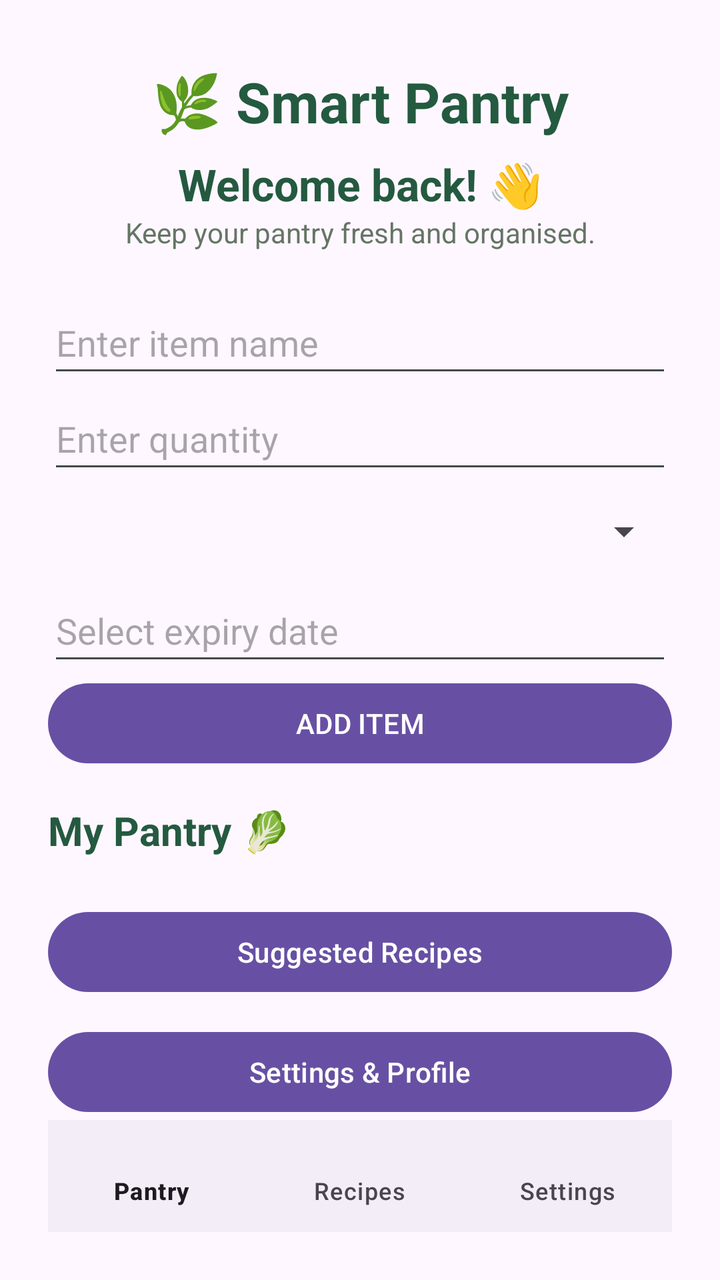
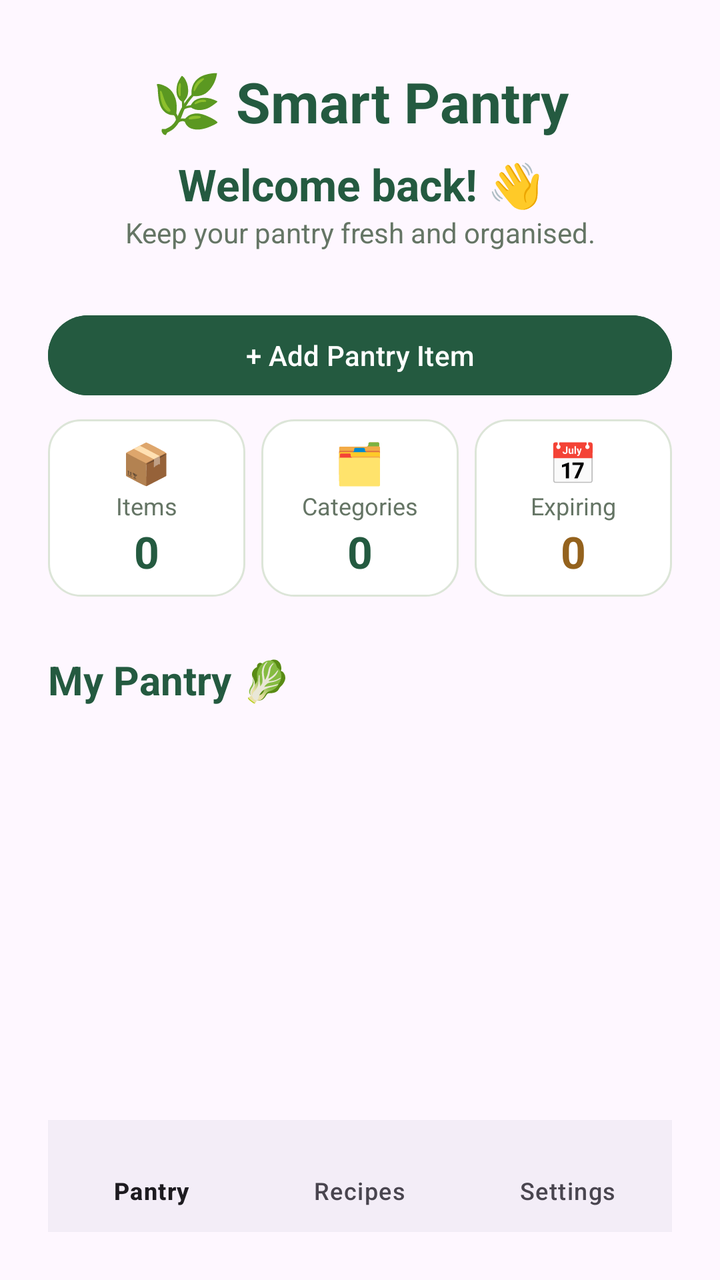

Two renders of the same Android screen: before a commit and after it. Below are the layout's source before the change and the commit's diff.
<!-- AndroidManifest.xml: application theme Theme.SmartPantryManager -->
<!-- res/layout/activity_main.xml -->
<?xml version="1.0" encoding="utf-8"?>
<LinearLayout xmlns:android="http://schemas.android.com/apk/res/android"
    xmlns:app="http://schemas.android.com/apk/res-auto"
    xmlns:tools="http://schemas.android.com/tools"
    android:id="@+id/main"
    android:padding="24dp"
    android:orientation="vertical"
    android:layout_width="match_parent"
    android:layout_height="match_parent"
    tools:context=".MainActivity">


    
    <TextView
        android:layout_width="match_parent"
        android:layout_height="wrap_content"
        android:text="🌿 Smart Pantry"
        android:textSize="28sp"
        android:textStyle="bold"
        android:gravity="center"
        android:textColor="#245A40"
        android:layout_marginTop="8dp"
        android:layout_marginBottom="8dp" />

    
    <TextView
        android:layout_width="match_parent"
        android:layout_height="wrap_content"
        android:text="Welcome back! 👋"
        android:textSize="22sp"
        android:textStyle="bold"
        android:gravity="center"
        android:textColor="#245A40" />

    
    <TextView
        android:layout_width="match_parent"
        android:layout_height="wrap_content"
        android:text="Keep your pantry fresh and organised."
        android:textSize="14sp"
        android:gravity="center"
        android:textColor="#657565"
        android:layout_marginBottom="20dp" />


    <EditText
        android:id="@+id/editTextItemName"
        android:layout_width="match_parent"
        android:layout_height="wrap_content"
        android:hint="Enter item name"
        android:minHeight="48dp"
        android:inputType="text"
        />

    <EditText
        android:id="@+id/editTextQuantity"
        android:layout_width="match_parent"
        android:layout_height="wrap_content"
        android:minHeight="48dp"
        android:hint="Enter quantity"
        android:inputType="number" />

    <Spinner
        android:id="@+id/spinnerCategory"
        android:layout_width="match_parent"
        android:layout_height="wrap_content"
        android:minHeight="48dp"
        />

    <EditText
        android:id="@+id/editTextExpiryDate"
        android:layout_width="match_parent"
        android:layout_height="wrap_content"
        android:hint="Select expiry date"
        android:minHeight="48dp"
        android:focusable="false"
        android:clickable="true" />

    <Button
        android:id="@+id/btnAddItem"
        android:layout_width="match_parent"
        android:layout_height="wrap_content"
        android:text="ADD ITEM" />


    <TextView
        android:layout_width="match_parent"
        android:layout_height="wrap_content"
        android:text="My Pantry 🥬"
        android:textSize="20sp"
        android:textStyle="bold"
        android:textColor="#245A40"
        android:layout_marginTop="16dp"
        android:layout_marginBottom="4dp" />

    <ListView
        android:id="@+id/listViewPantry"
        android:layout_width="match_parent"
        android:layout_height="0dp"
        android:layout_weight="1"
        android:layout_marginTop="4dp" />


    <Button
        android:id="@+id/btnSuggestedRecipes"
        android:layout_width="match_parent"
        android:layout_height="wrap_content"
        android:text="Suggested Recipes"
        android:layout_marginTop="12dp" />

    <Button
        android:id="@+id/btnSettings"
        android:layout_width="match_parent"
        android:layout_height="wrap_content"
        android:minHeight="48dp"
        android:text="Settings &amp; Profile"
        android:layout_marginTop="12dp" />

    <com.google.android.material.bottomnavigation.BottomNavigationView
        android:id="@+id/bottomNavigation"
        android:layout_width="match_parent"
        android:layout_height="wrap_content"
        android:minHeight="56dp"
        app:menu="@menu/bottom_nav_menu" />

</LinearLayout>
<!-- resources referenced by this layout -->
<resources>
  <style name="Theme.SmartPantryManager" parent="Base.Theme.SmartPantryManager" />
  <style name="Base.Theme.SmartPantryManager" parent="Theme.Material3.DayNight.NoActionBar">
          
          
      </style>
</resources>

<!-- the commit's change to res/layout/activity_main.xml (unified diff, before → after) -->
@@ -22,6 +22,9 @@
         android:layout_marginTop="8dp"
         android:layout_marginBottom="8dp" />
 
+
+
+
     
     <TextView
         android:layout_width="match_parent"
@@ -43,44 +46,135 @@
         android:layout_marginBottom="20dp" />
 
 
-    <EditText
-        android:id="@+id/editTextItemName"
-        android:layout_width="match_parent"
-        android:layout_height="wrap_content"
-        android:hint="Enter item name"
-        android:minHeight="48dp"
-        android:inputType="text"
-        />
-
-    <EditText
-        android:id="@+id/editTextQuantity"
-        android:layout_width="match_parent"
-        android:layout_height="wrap_content"
-        android:minHeight="48dp"
-        android:hint="Enter quantity"
-        android:inputType="number" />
-
-    <Spinner
-        android:id="@+id/spinnerCategory"
-        android:layout_width="match_parent"
-        android:layout_height="wrap_content"
-        android:minHeight="48dp"
-        />
-
-    <EditText
-        android:id="@+id/editTextExpiryDate"
-        android:layout_width="match_parent"
-        android:layout_height="wrap_content"
-        android:hint="Select expiry date"
-        android:minHeight="48dp"
-        android:focusable="false"
-        android:clickable="true" />
-
     <Button
         android:id="@+id/btnAddItem"
         android:layout_width="match_parent"
         android:layout_height="wrap_content"
-        android:text="ADD ITEM" />
+        android:minHeight="48dp"
+        android:text="+ Add Pantry Item"
+        android:textAllCaps="false"
+        android:textColor="#FFFFFF"
+        android:backgroundTint="#245A40"
+        android:layout_marginTop="8dp"
+        android:layout_marginBottom="8dp" />
+
+
+
+    
+    <LinearLayout
+        android:layout_width="match_parent"
+        android:layout_height="wrap_content"
+        android:orientation="horizontal"
+        android:layout_marginBottom="12dp"
+        android:weightSum="3">
+
+        
+        <LinearLayout
+            android:layout_width="0dp"
+            android:layout_height="wrap_content"
+            android:layout_weight="1"
+            android:layout_marginEnd="4dp"
+            android:orientation="vertical"
+            android:gravity="center"
+            android:padding="8dp"
+            android:background="@drawable/pantry_item_card">
+
+            <TextView
+                android:layout_width="wrap_content"
+                android:layout_height="wrap_content"
+                android:text="📦"
+                android:textSize="20sp" />
+
+            <TextView
+                android:layout_width="wrap_content"
+                android:layout_height="wrap_content"
+                android:text="Items"
+                android:textSize="12sp"
+                android:textColor="#657565" />
+
+            <TextView
+                android:id="@+id/txtTotalItems"
+                android:layout_width="wrap_content"
+                android:layout_height="wrap_content"
+                android:text="0"
+                android:textSize="22sp"
+                android:textStyle="bold"
+                android:textColor="#245A40" />
+        </LinearLayout>
+
+
+
+        
+        <LinearLayout
+            android:layout_width="0dp"
+            android:layout_height="wrap_content"
+            android:layout_weight="1"
+            android:layout_marginStart="4dp"
+            android:layout_marginEnd="4dp"
+            android:orientation="vertical"
+            android:gravity="center"
+            android:padding="8dp"
+            android:background="@drawable/pantry_item_card">
+
+            <TextView
+                android:layout_width="wrap_content"
+                android:layout_height="wrap_content"
+                android:text="🗂️"
+                android:textSize="20sp" />
+
+            <TextView
+                android:layout_width="wrap_content"
+                android:layout_height="wrap_content"
+                android:text="Categories"
+                android:textSize="12sp"
+                android:textColor="#657565" />
+
+            <TextView
+                android:id="@+id/txtTotalCategories"
+                android:layout_width="wrap_content"
+                android:layout_height="wrap_content"
+                android:text="0"
+                android:textSize="22sp"
+                android:textStyle="bold"
+                android:textColor="#245A40" />
+        </LinearLayout>
+
+        
+        <LinearLayout
+            android:layout_width="0dp"
+            android:layout_height="wrap_content"
+            android:layout_weight="1"
+            android:layout_marginStart="4dp"
+            android:orientation="vertical"
+            android:gravity="center"
+            android:padding="8dp"
+            android:background="@drawable/pantry_item_card">
+
+            <TextView
+                android:layout_width="wrap_content"
+                android:layout_height="wrap_content"
+                android:text="📅"
+                android:textSize="20sp" />
+
+            <TextView
+                android:layout_width="wrap_content"
+                android:layout_height="wrap_content"
+                android:text="Expiring"
+                android:textSize="12sp"
+                android:textColor="#657565" />
+
+            <TextView
+                android:id="@+id/txtExpiringSoon"
+                android:layout_width="wrap_content"
+                android:layout_height="wrap_content"
+                android:text="0"
+                android:textSize="22sp"
+                android:textStyle="bold"
+                android:textColor="#94621D" />
+        </LinearLayout>
+
+    </LinearLayout>
+
 
 
     <TextView
@@ -101,20 +195,6 @@
         android:layout_marginTop="4dp" />
 
 
-    <Button
-        android:id="@+id/btnSuggestedRecipes"
-        android:layout_width="match_parent"
-        android:layout_height="wrap_content"
-        android:text="Suggested Recipes"
-        android:layout_marginTop="12dp" />
-
-    <Button
-        android:id="@+id/btnSettings"
-        android:layout_width="match_parent"
-        android:layout_height="wrap_content"
-        android:minHeight="48dp"
-        android:text="Settings &amp; Profile"
-        android:layout_marginTop="12dp" />
 
     <com.google.android.material.bottomnavigation.BottomNavigationView
         android:id="@+id/bottomNavigation"
<!-- resource entries referenced after the edit -->
@@ -1,5 +1,19 @@
 <!-- resources referenced by this layout -->
 <resources>
+  <!-- drawable pantry_item_card (drawable) -->
+  <?xml version="1.0" encoding="utf-8"?>
+  <shape xmlns:android="http://schemas.android.com/apk/res/android"
+      android:shape="rectangle">
+  
+      <solid android:color="#FFFFFF" />
+  
+      <corners android:radius="16dp" />
+  
+      <stroke
+          android:width="1dp"
+          android:color="#DCE5D8" />
+  
+  </shape>
   <style name="Theme.SmartPantryManager" parent="Base.Theme.SmartPantryManager" />
   <style name="Base.Theme.SmartPantryManager" parent="Theme.Material3.DayNight.NoActionBar">
           
